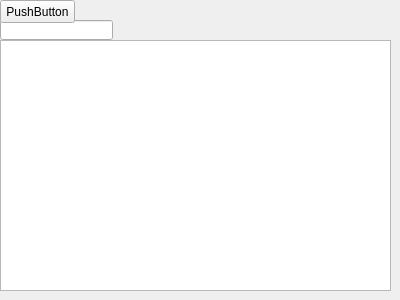
Old version of the form HardwareHelper/form.ui in the repository XBACTYN/Course-work.
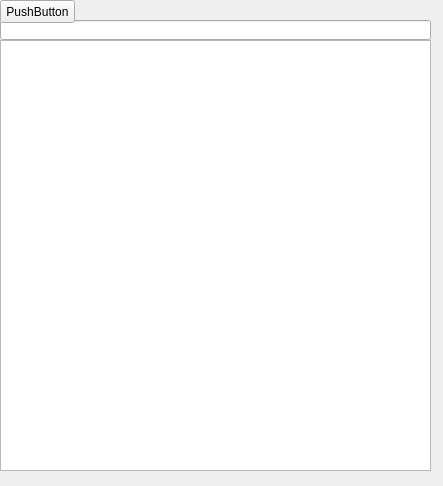
New version of the form.

The edit to the form file:
```diff
--- a/HardwareHelper/form.ui
+++ b/HardwareHelper/form.ui
@@ -6,8 +6,8 @@
    <rect>
     <x>0</x>
     <y>0</y>
-    <width>400</width>
-    <height>300</height>
+    <width>443</width>
+    <height>486</height>
    </rect>
   </property>
   <property name="windowTitle">
@@ -18,7 +18,7 @@
     <rect>
      <x>0</x>
      <y>20</y>
-     <width>113</width>
+     <width>431</width>
      <height>20</height>
     </rect>
    </property>
@@ -41,8 +41,8 @@
     <rect>
      <x>0</x>
      <y>40</y>
-     <width>391</width>
-     <height>251</height>
+     <width>431</width>
+     <height>431</height>
     </rect>
    </property>
   </widget>
```
Left out of the diff: 2 changed lines with no effect on the pictures.
